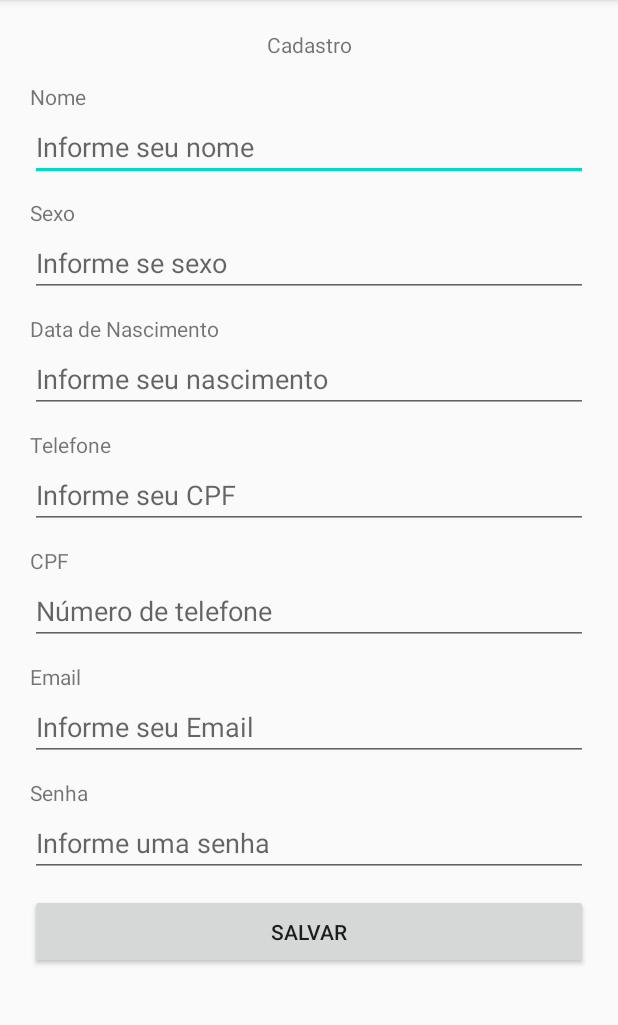
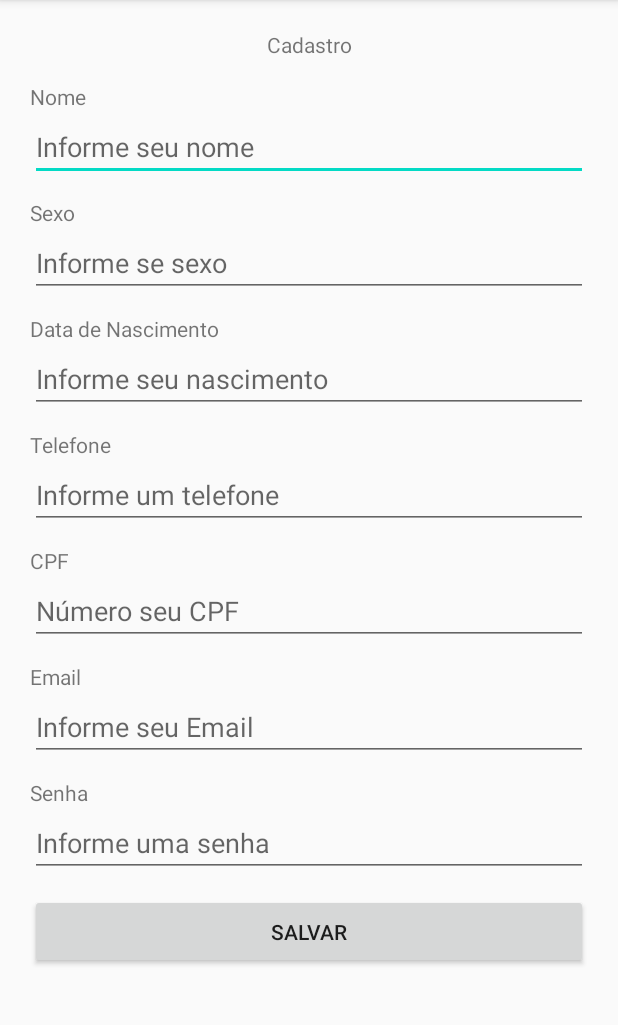
Before and after one commit to marcelloalbuca/Projeto-HealthCare-App, an Android app: the MainActivity screen opened directly, with no data from a screen before it, on a phone screen of 412 x 824 dp, the part 84-1109 px from its top. Run offline under Robolectric (Android 15) with nearby library versions, the phone set to English and light mode, and no system bars.

Commit message:
Ajuste campo numerico tela de cadastro

```diff
--- a/app/src/main/java/com/example/healthcare/ui/login/LoginActivity.kt
+++ b/app/src/main/java/com/example/healthcare/ui/login/LoginActivity.kt
@@ -12,6 +12,7 @@ import com.example.healthcare.MainActivity
 import com.example.healthcare.R
 import com.example.healthcare.controller.device.WifiController
 import com.example.healthcare.controller.dummy.DummyLoginController
+import com.example.healthcare.ui.menu.MainMennu
 import kotlinx.android.synthetic.main.activity_login.*
 
 class LoginActivity : AppCompatActivity(),
@@ -60,7 +61,7 @@ class LoginActivity : AppCompatActivity(),
     }
 
     override fun openHomeScreen() {
-        startActivity(Intent(this, MainActivity::class.java))
+        startActivity(Intent(this, MainMennu::class.java))
     }
 
     fun callCadastro(view: View) {
--- a/app/src/main/res/layout/activity_main.xml
+++ b/app/src/main/res/layout/activity_main.xml
@@ -62,6 +62,7 @@
         android:layout_width="match_parent"
         android:layout_height="wrap_content"
         android:hint="Informe seu nascimento"
+        android:inputType="number"
         android:layout_marginBottom="11dp"/>
     <TextView
         android:layout_height="wrap_content"
@@ -73,7 +74,8 @@
         android:id="@+id/telefone"
         android:layout_width="match_parent"
         android:layout_height="wrap_content"
-        android:hint="Informe seu CPF"
+        android:hint="Informe um telefone"
+        android:inputType="number"
         android:layout_marginBottom="11dp"/>
 
     <TextView
@@ -86,7 +88,8 @@
         android:id="@+id/cpf"
         android:layout_width="match_parent"
         android:layout_height="wrap_content"
-        android:hint="Número de telefone"
+        android:hint="Número seu CPF"
+        android:inputType="number"
         android:layout_marginBottom="11dp"/>
 
     <TextView
```
